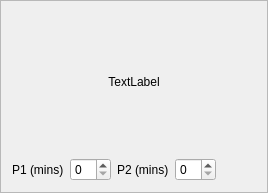
Qt form mqt/MqtLogger/tstatsdispframe.ui (zsteva/backup-minos2) before a commit.
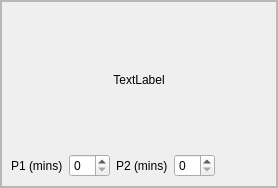
The same form after that commit.

Patch:
```diff
--- a/mqt/MqtLogger/tstatsdispframe.ui
+++ b/mqt/MqtLogger/tstatsdispframe.ui
@@ -6,10 +6,16 @@
    <rect>
     <x>0</x>
     <y>0</y>
-    <width>268</width>
-    <height>193</height>
+    <width>278</width>
+    <height>188</height>
    </rect>
   </property>
+  <property name="sizePolicy">
+   <sizepolicy hsizetype="Expanding" vsizetype="Expanding">
+    <horstretch>0</horstretch>
+    <verstretch>0</verstretch>
+   </sizepolicy>
+  </property>
   <property name="windowTitle">
    <string>Frame</string>
   </property>
@@ -19,6 +25,42 @@
   <property name="frameShadow">
    <enum>QFrame::Raised</enum>
   </property>
+  <layout class="QVBoxLayout" name="verticalLayout_2">
+   <property name="spacing">
+    <number>0</number>
+   </property>
+   <property name="leftMargin">
+    <number>0</number>
+   </property>
+   <property name="topMargin">
+    <number>0</number>
+   </property>
+   <property name="rightMargin">
+    <number>0</number>
+   </property>
+   <property name="bottomMargin">
+    <number>0</number>
+   </property>
+   <item>
+    <widget class="QScrollArea" name="scrollArea">
+     <property name="widgetResizable">
+      <bool>true</bool>
+     </property>
+     <widget class="QWidget" name="scrollAreaWidgetContents">
+      <property name="geometry">
+       <rect>
+        <x>0</x>
+        <y>0</y>
+        <width>274</width>
+        <height>184</height>
+       </rect>
+      </property>
+      <property name="sizePolicy">
+       <sizepolicy hsizetype="Expanding" vsizetype="Expanding">
+        <horstretch>0</horstretch>
+        <verstretch>0</verstretch>
+       </sizepolicy>
+      </property>
   <layout class="QVBoxLayout" name="verticalLayout">
    <item>
     <spacer name="verticalSpacer_2">
@@ -28,7 +70,7 @@
      <property name="sizeHint" stdset="0">
       <size>
        <width>20</width>
-       <height>40</height>
+           <height>52</height>
       </size>
      </property>
     </spacer>
@@ -57,7 +99,7 @@
      <property name="sizeHint" stdset="0">
       <size>
        <width>20</width>
-       <height>40</height>
+           <height>51</height>
       </size>
      </property>
     </spacer>
@@ -106,6 +148,10 @@
       </spacer>
      </item>
     </layout>
+       </item>
+      </layout>
+     </widget>
+    </widget>
    </item>
   </layout>
  </widget>
```
Lines whose indentation alone changed are shown as unchanged.
